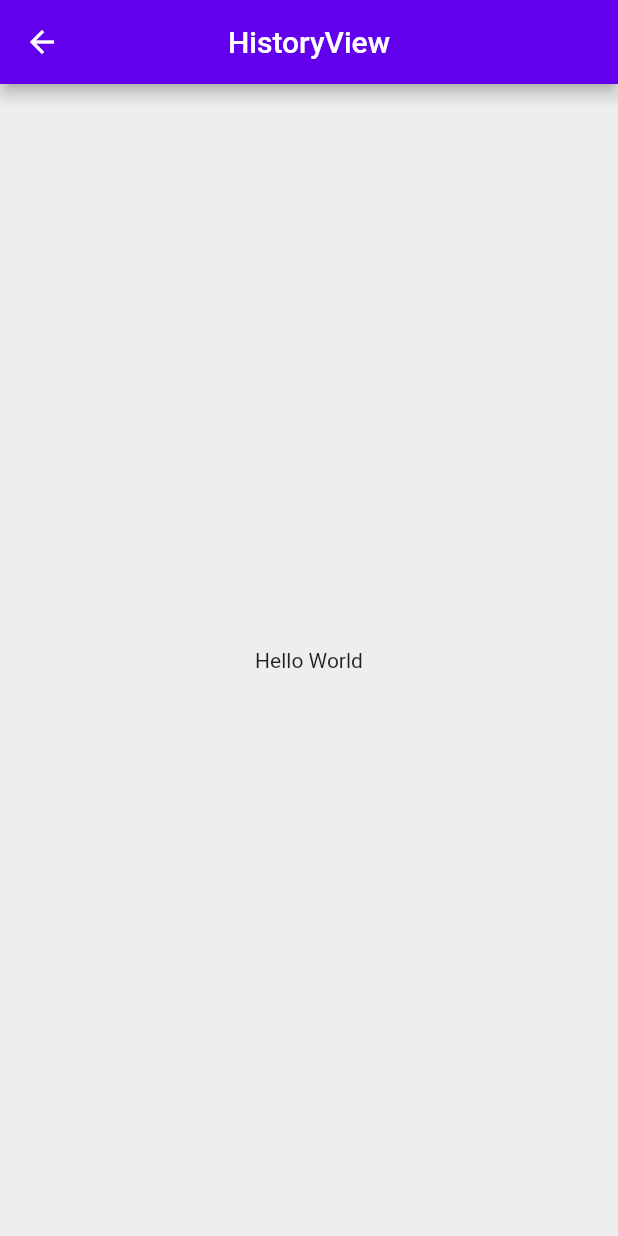
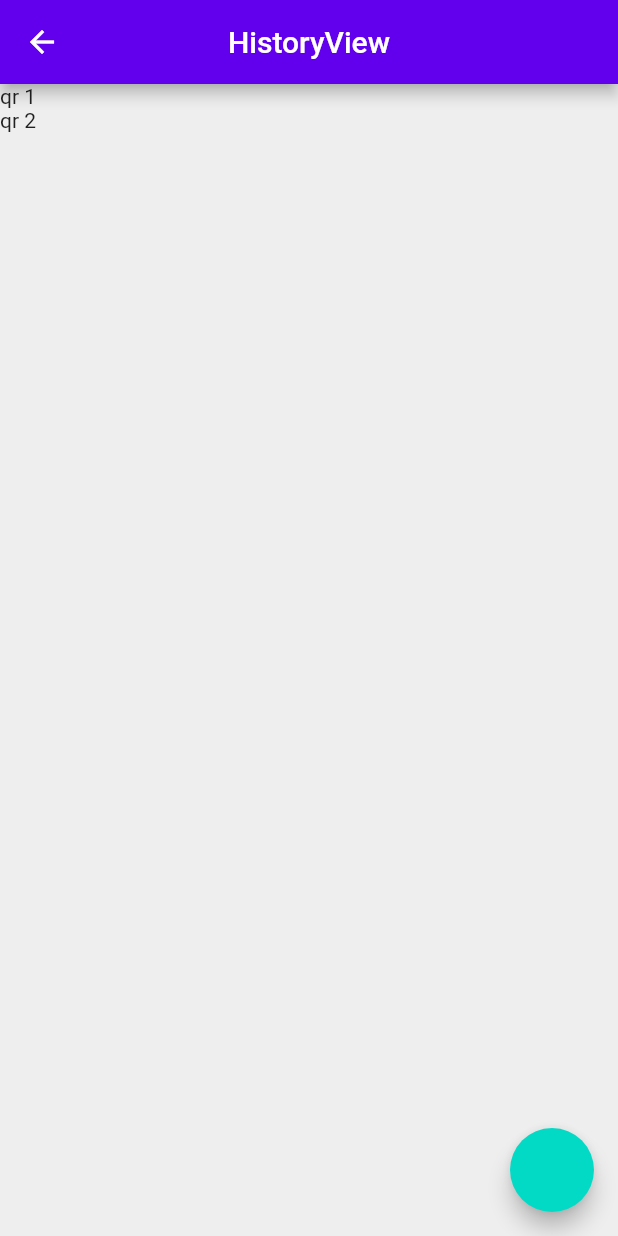
Before and after one commit to hasansujon786/smart-qr, a Flutter app: the HistoryView screen opened directly, on a phone screen of 412 x 824 dp. Run offline on Flutter 3.47's test engine with Material 2 defaults, Android fonts, the phone set to English and light mode, and no system bars; our stand-ins replace flutter_riverpod, gallery_saver, qr_flutter; missing offline and left inert: barcode_parser, images_picker, scan.

Commit message:
conf: add riverpod example

```diff
--- a/lib/main.dart
+++ b/lib/main.dart
@@ -1,5 +1,6 @@
 import 'package:flutter/material.dart';
 import 'package:flutter/services.dart';
+import 'package:flutter_riverpod/flutter_riverpod.dart';
 
 import 'app.dart';
 import 'domain/settings/settings_controller.dart';
@@ -23,5 +24,7 @@ void main() async {
     systemNavigationBarColor: Colors.white,
     systemNavigationBarIconBrightness: Brightness.dark,
   ));
-  runApp(MyApp(settingsController: settingsController));
+  runApp(ProviderScope(
+    child: MyApp(settingsController: settingsController),
+  ));
 }
--- a/lib/pages/home/view/history.view.dart
+++ b/lib/pages/home/view/history.view.dart
@@ -1,18 +1,30 @@
 import 'package:flutter/material.dart';
+import 'package:flutter_riverpod/flutter_riverpod.dart';
+import 'package:smart_qr/domain/qr_tools/qr_tools.dart';
+import 'package:smart_qr/providers/history_provider.dart';
 
-class HistoryView extends StatelessWidget {
+class HistoryView extends ConsumerWidget {
   const HistoryView({Key? key}) : super(key: key);
 
   @override
-  Widget build(BuildContext context) {
+  Widget build(BuildContext context, WidgetRef ref) {
+    final qrHistories = ref.watch(qrHistoryProvider);
+
     return Scaffold(
       appBar: AppBar(
         title: const Text('HistoryView'),
         centerTitle: true,
       ),
-      body: const Center(
-        child: Text('Hello World'),
+      body: ListView.builder(
+        itemBuilder: (BuildContext context, int index) {
+          return Text(qrHistories[index].rawValue);
+        },
+        itemCount: qrHistories.length,
+        // qrHistories.cou
       ),
+      floatingActionButton: FloatingActionButton(onPressed: () {
+        ref.read(qrHistoryProvider.notifier).add('sdfsfsdf', QrcodeValueType.sms);
+      }),
     );
   }
 }
```
Also changed, not shown: lib/providers/history_provider.dart (added, +56 -0 lines), pubspec.yaml (+7 -1 lines), pubspec.lock.
